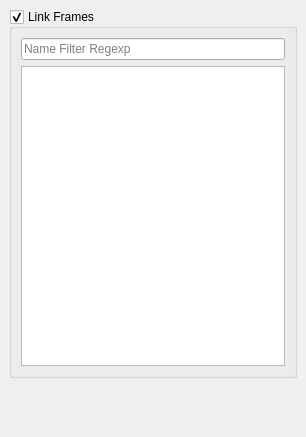
Above: src/app/ddFrameVisualization.ui from ori-drs/director before the change. Below: the same form after it.
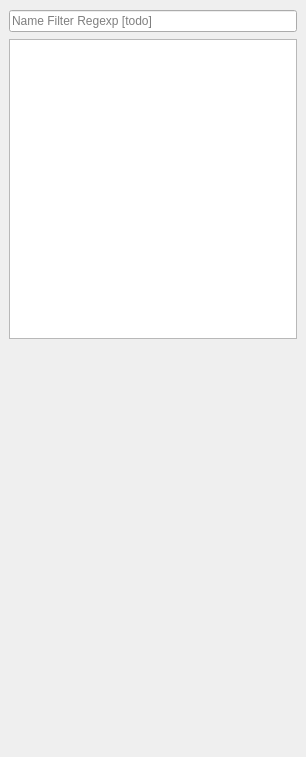
That is the form after the change.

Commit message: fixes the frame widget to remove the old bot frames box

What changed in the file:
```diff
--- a/src/app/ddFrameVisualization.ui
+++ b/src/app/ddFrameVisualization.ui
@@ -7,7 +7,7 @@
     <x>0</x>
     <y>0</y>
     <width>306</width>
-    <height>437</height>
+    <height>757</height>
    </rect>
   </property>
   <property name="sizePolicy">
@@ -28,6 +28,18 @@
    </property>
    <item>
     <widget class="QScrollArea" name="scrollArea">
+     <property name="sizePolicy">
+      <sizepolicy hsizetype="Expanding" vsizetype="Fixed">
+       <horstretch>0</horstretch>
+       <verstretch>0</verstretch>
+      </sizepolicy>
+     </property>
+     <property name="minimumSize">
+      <size>
+       <width>0</width>
+       <height>350</height>
+      </size>
+     </property>
      <property name="frameShape">
       <enum>QFrame::NoFrame</enum>
      </property>
@@ -43,35 +55,26 @@
         <x>0</x>
         <y>0</y>
         <width>306</width>
-        <height>437</height>
+        <height>351</height>
        </rect>
       </property>
       <layout class="QVBoxLayout" name="verticalLayout_4">
        <item>
-        <widget class="QGroupBox" name="linkFramesGroup">
-         <property name="title">
-          <string>Link Frames</string>
-         </property>
-         <property name="checkable">
-          <bool>true</bool>
-         </property>
-         <layout class="QVBoxLayout" name="verticalLayout_3">
-          <item>
            <widget class="QLineEdit" name="linkFramesFilterEdit">
             <property name="inputMask">
              <string/>
             </property>
             <property name="placeholderText">
-             <string>Name Filter Regexp</string>
+          <string>Name Filter Regexp [todo]</string>
             </property>
            </widget>
           </item>
           <item>
            <widget class="QListWidget" name="linkFramesListWidget">
             <property name="sizePolicy">
-             <sizepolicy hsizetype="Expanding" vsizetype="Expanding">
+          <sizepolicy hsizetype="Expanding" vsizetype="Fixed">
               <horstretch>0</horstretch>
-              <verstretch>2</verstretch>
+           <verstretch>0</verstretch>
              </sizepolicy>
             </property>
             <property name="minimumSize">
@@ -83,35 +86,27 @@
             <property name="maximumSize">
              <size>
               <width>16777215</width>
-              <height>400</height>
+           <height>300</height>
              </size>
             </property>
            </widget>
           </item>
          </layout>
         </widget>
+    </widget>
        </item>
        <item>
-        <spacer name="verticalSpacer_2">
+    <spacer name="verticalSpacer">
          <property name="orientation">
           <enum>Qt::Vertical</enum>
          </property>
-         <property name="sizeType">
-          <enum>QSizePolicy::Expanding</enum>
-         </property>
          <property name="sizeHint" stdset="0">
           <size>
            <width>20</width>
-           <height>3</height>
+       <height>0</height>
           </size>
          </property>
         </spacer>
-       </item>
-      </layout>
-      <zorder>verticalSpacer_2</zorder>
-      <zorder>linkFramesGroup</zorder>
-     </widget>
-    </widget>
    </item>
   </layout>
  </widget>
```
Lines whose indentation alone changed are shown as unchanged. The commit also changes 1 other file.
